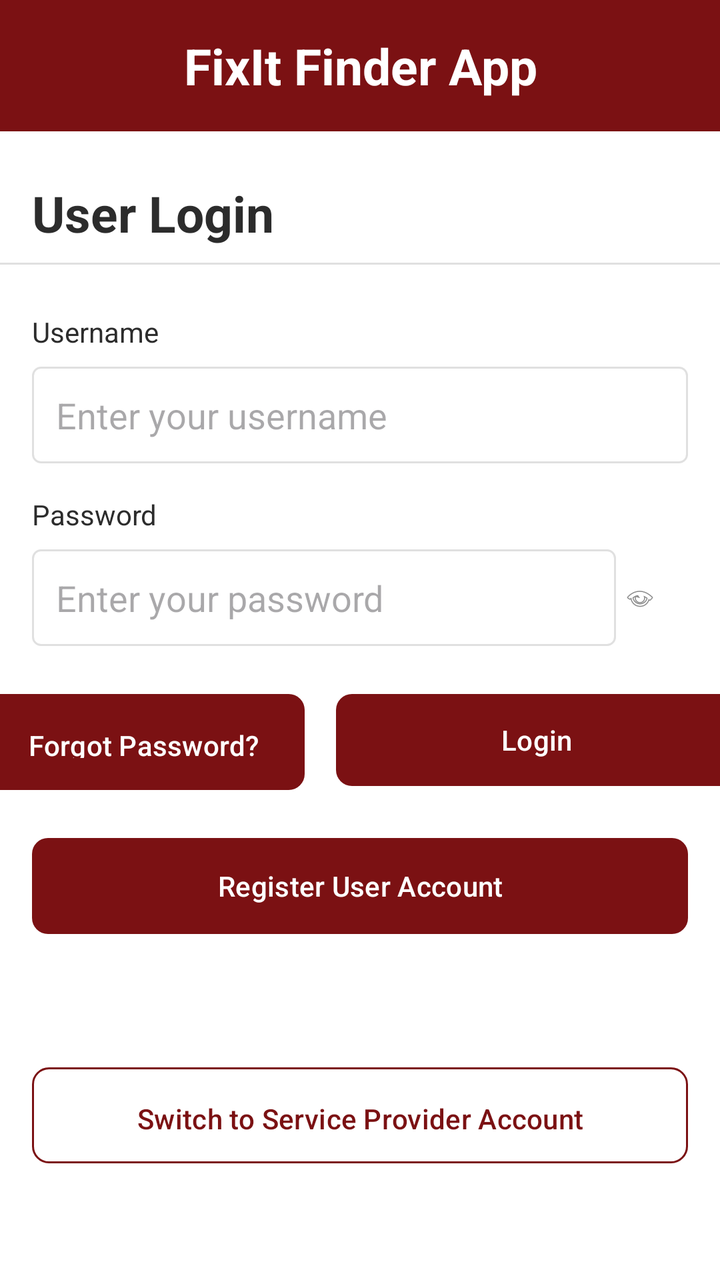
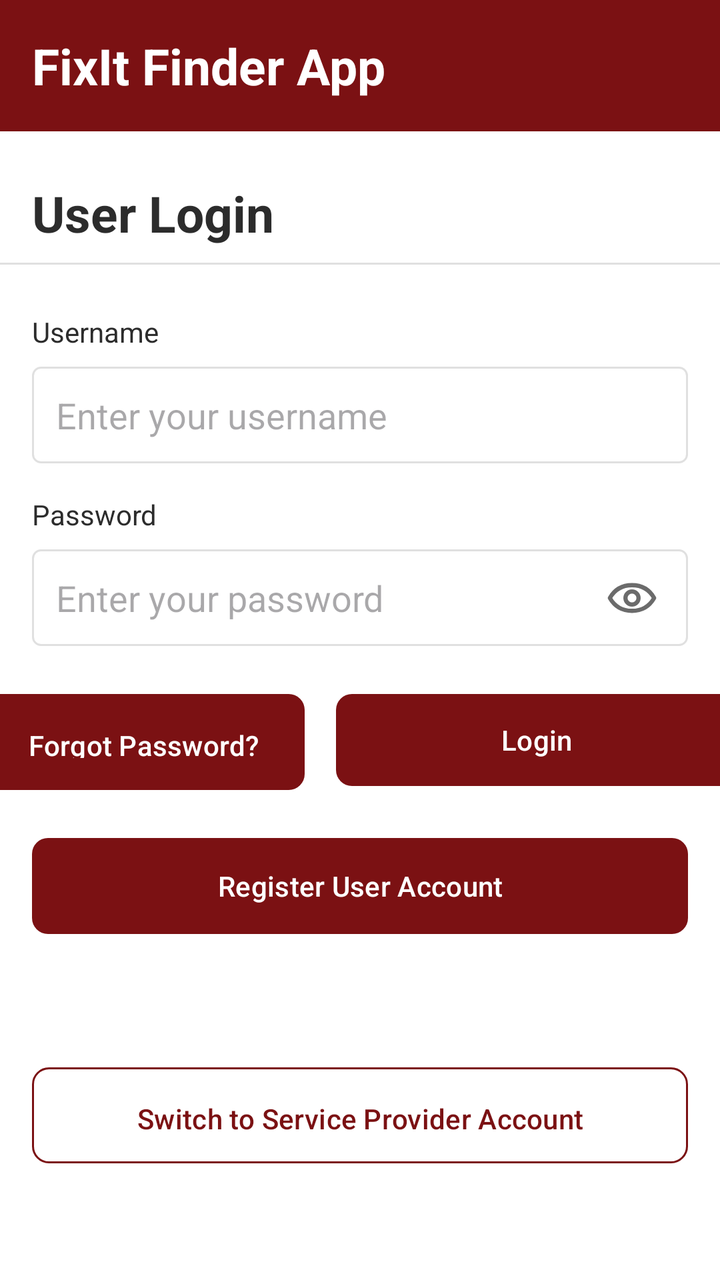

An Android layout rendered at two revisions. The XML below is the earlier revision; the diff shows what the commit changed to produce the second picture.
<!-- AndroidManifest.xml: application theme Theme.FixItFinderApp -->
<!-- res/layout/activity_login.xml -->
<?xml version="1.0" encoding="utf-8"?>
<androidx.constraintlayout.widget.ConstraintLayout
    xmlns:android="http://schemas.android.com/apk/res/android"
    xmlns:app="http://schemas.android.com/apk/res-auto"
    android:layout_width="match_parent"
    android:layout_height="match_parent"
    android:background="@android:color/white">

    
    <TextView
        android:id="@+id/tvAppTitle"
        android:layout_width="match_parent"
        android:layout_height="wrap_content"
        android:text="FixIt Finder App"
        android:textSize="25sp"
        android:textStyle="bold"
        android:textColor="@color/color_background"
        android:background="@color/color_primary"
        android:padding="16dp"
        android:gravity="center"
        app:layout_constraintTop_toTopOf="parent"
        app:layout_constraintStart_toStartOf="parent"
        app:layout_constraintEnd_toEndOf="parent" />

    
    <TextView
        android:id="@+id/tvPageTitle"
        android:layout_width="wrap_content"
        android:layout_height="wrap_content"
        android:text="User Login"
        android:textSize="25sp"
        android:textStyle="bold"
        android:textColor="@color/color_text_dark"
        android:layout_marginTop="24dp"
        android:layout_marginStart="16dp"
        app:layout_constraintTop_toBottomOf="@+id/tvAppTitle"
        app:layout_constraintStart_toStartOf="parent" />

    
    <View
        android:id="@+id/viewTitleDivider"
        android:layout_width="0dp"
        android:layout_height="1dp"
        android:background="#E0E0E0"
        android:layout_marginTop="8dp"
        app:layout_constraintTop_toBottomOf="@id/tvPageTitle"
        app:layout_constraintStart_toStartOf="parent"
        app:layout_constraintEnd_toEndOf="parent" />

    
    <TextView
        android:id="@+id/tvUsernameLabel"
        android:layout_width="wrap_content"
        android:layout_height="wrap_content"
        android:text="Username"
        android:textSize="14sp"
        android:textColor="@color/color_text_dark"
        android:layout_marginTop="24dp"
        android:layout_marginStart="16dp"
        app:layout_constraintTop_toBottomOf="@+id/viewTitleDivider"
        app:layout_constraintStart_toStartOf="parent" />

    <EditText
        android:id="@+id/edtEmail"
        android:layout_width="0dp"
        android:layout_height="wrap_content"
        android:hint="Enter your username"
        android:inputType="text"
        android:padding="12dp"
        android:background="@drawable/edittext_background"
        android:layout_marginTop="8dp"
        android:layout_marginStart="16dp"
        android:layout_marginEnd="16dp"
        app:layout_constraintTop_toBottomOf="@+id/tvUsernameLabel"
        app:layout_constraintStart_toStartOf="parent"
        app:layout_constraintEnd_toEndOf="parent" />

    
    <TextView
        android:id="@+id/tvPasswordLabel"
        android:layout_width="wrap_content"
        android:layout_height="wrap_content"
        android:text="Password"
        android:textSize="14sp"
        android:textColor="@color/color_text_dark"
        android:layout_marginTop="16dp"
        android:layout_marginStart="16dp"
        app:layout_constraintTop_toBottomOf="@+id/edtEmail"
        app:layout_constraintStart_toStartOf="parent" />

    <androidx.constraintlayout.widget.ConstraintLayout
        android:id="@+id/passwordContainer"
        android:layout_width="0dp"
        android:layout_height="wrap_content"
        android:layout_marginTop="8dp"
        android:layout_marginStart="16dp"
        android:layout_marginEnd="16dp"
        app:layout_constraintTop_toBottomOf="@+id/tvPasswordLabel"
        app:layout_constraintStart_toStartOf="parent"
        app:layout_constraintEnd_toEndOf="parent">

        <EditText
            android:id="@+id/edtPassword"
            android:layout_width="0dp"
            android:layout_height="wrap_content"
            android:hint="Enter your password"
            android:inputType="textPassword"
            android:padding="12dp"
            android:paddingEnd="48dp"
            android:background="@drawable/edittext_background"
            app:layout_constraintTop_toTopOf="parent"
            app:layout_constraintStart_toStartOf="parent"
            app:layout_constraintEnd_toStartOf="@+id/btnPasswordToggle"
            app:layout_constraintBottom_toBottomOf="parent" />

        <ImageView
            android:id="@+id/btnPasswordToggle"
            android:layout_width="24dp"
            android:layout_height="24dp"
            android:src="@android:drawable/ic_menu_view"
            android:padding="4dp"
            android:contentDescription="Show/Hide Password"
            android:layout_marginEnd="12dp"
            app:layout_constraintTop_toTopOf="parent"
            app:layout_constraintEnd_toEndOf="parent"
            app:layout_constraintBottom_toBottomOf="parent" />
    </androidx.constraintlayout.widget.ConstraintLayout>

    
    <Button
        android:id="@+id/btnForgotPassword"
        android:layout_width="161dp"
        android:layout_height="48dp"
        android:layout_marginStart="16dp"
        android:layout_marginTop="24dp"
        android:layout_marginEnd="8dp"
        android:background="@drawable/button_outline_primary"
        android:padding="12dp"
        android:text="Forgot Password?"
        android:textColor="@color/color_background"
        app:layout_constraintEnd_toStartOf="@+id/btnLogin"
        app:layout_constraintStart_toStartOf="parent"
        app:layout_constraintTop_toBottomOf="@+id/passwordContainer"
        app:layout_constraintWidth_percent="0.48" />

    <Button
        android:id="@+id/btnLogin"
        android:layout_width="201dp"
        android:layout_height="46dp"
        android:layout_marginStart="8dp"
        android:layout_marginEnd="16dp"
        android:background="@drawable/button_rounded_primary"
        android:text="Login"
        android:textColor="@color/color_background"
        app:layout_constraintEnd_toEndOf="parent"
        app:layout_constraintStart_toEndOf="@+id/btnForgotPassword"
        app:layout_constraintTop_toTopOf="@+id/btnForgotPassword"
        app:layout_constraintWidth_percent="0.48" />

    
    <Button
        android:id="@+id/btnRegister"
        android:layout_width="0dp"
        android:layout_height="48dp"
        android:text="Register User Account"
        android:textColor="@color/color_background"
        android:background="@drawable/button_rounded_primary"
        android:layout_marginTop="24dp"
        android:layout_marginStart="16dp"
        android:layout_marginEnd="16dp"
        app:layout_constraintTop_toBottomOf="@+id/btnForgotPassword"
        app:layout_constraintStart_toStartOf="parent"
        app:layout_constraintEnd_toEndOf="parent" />

    
    <Button
        android:id="@+id/btnSwitchToProvider"
        android:layout_width="0dp"
        android:layout_height="48dp"
        android:text="Switch to Service Provider Account"
        android:textColor="@color/color_primary"
        android:background="@drawable/button_outline_red"
        android:padding="12dp"
        android:layout_marginTop="32dp"
        android:layout_marginStart="16dp"
        android:layout_marginEnd="16dp"
        android:layout_marginBottom="24dp"
        app:layout_constraintTop_toBottomOf="@+id/btnRegister"
        app:layout_constraintStart_toStartOf="parent"
        app:layout_constraintEnd_toEndOf="parent"
        app:layout_constraintBottom_toBottomOf="parent" />

</androidx.constraintlayout.widget.ConstraintLayout>
<!-- resources referenced by this layout -->
<resources>
  <color name="color_background">#FFFFFF</color>
  <color name="color_primary">#7B1113</color>
  <color name="color_text_dark">#2C2C2C</color>
  <!-- drawable button_outline_primary (drawable) -->
  <?xml version="1.0" encoding="utf-8"?>
  <shape xmlns:android="http://schemas.android.com/apk/res/android"
      android:shape="rectangle">
  
      <solid android:color="@color/color_primary" />
  
      
      <corners
          android:radius="8dp" />
  
      <padding
          android:left="16dp"
          android:top="8dp"
          android:right="16dp"
          android:bottom="8dp" />
  
  </shape>
  <!-- drawable button_outline_red (drawable) -->
  <?xml version="1.0" encoding="utf-8"?>
  <shape xmlns:android="http://schemas.android.com/apk/res/android"
      android:shape="rectangle">
      <solid android:color="@android:color/transparent" />
      <stroke
          android:width="1dp"
          android:color="@color/color_primary" />
      <corners android:radius="8dp" />
      <padding
          android:left="16dp"
          android:top="8dp"
          android:right="16dp"
          android:bottom="8dp" />
  </shape>
  <!-- drawable button_rounded_primary (drawable) -->
  <?xml version="1.0" encoding="utf-8"?>
  <shape xmlns:android="http://schemas.android.com/apk/res/android"
      android:shape="rectangle">
  
      <solid android:color="@color/color_primary" />
  
      
      <corners
          android:radius="8dp" />
  
      <padding
          android:left="16dp"
          android:top="8dp"
          android:right="16dp"
          android:bottom="8dp" />
  
  </shape>
  <!-- drawable edittext_background (drawable) -->
  <?xml version="1.0" encoding="utf-8"?>
  <shape xmlns:android="http://schemas.android.com/apk/res/android"
      android:shape="rectangle">
      <solid android:color="@android:color/white" />
      <stroke
          android:width="1dp"
          android:color="#E0E0E0" />
      <corners android:radius="4dp" />
  </shape>
  <style name="Theme.FixItFinderApp" parent="Base.Theme.FixItFinderApp" />
  <style name="Base.Theme.FixItFinderApp" parent="Theme.Material3.DayNight.NoActionBar">
          <item name="colorPrimary">@color/color_primary</item>
          <item name="colorSecondary">@color/color_secondary</item>
          <item name="colorSurface">@color/color_background</item>
          <item name="colorOnSurface">@color/color_text_dark</item>
          <item name="colorPrimaryContainer">@color/color_primary</item>
          <item name="colorOnPrimary">@color/color_background</item>
      </style>
  <color name="color_secondary">#825037</color>
</resources>

<!-- the commit's change to res/layout/activity_login.xml (unified diff, before → after) -->
@@ -11,16 +11,16 @@
         android:id="@+id/tvAppTitle"
         android:layout_width="match_parent"
         android:layout_height="wrap_content"
+        android:background="@color/color_primary"
+        android:gravity="center|left"
+        android:padding="16dp"
         android:text="FixIt Finder App"
+        android:textColor="@color/color_background"
         android:textSize="25sp"
         android:textStyle="bold"
-        android:textColor="@color/color_background"
-        android:background="@color/color_primary"
-        android:padding="16dp"
-        android:gravity="center"
-        app:layout_constraintTop_toTopOf="parent"
+        app:layout_constraintEnd_toEndOf="parent"
         app:layout_constraintStart_toStartOf="parent"
-        app:layout_constraintEnd_toEndOf="parent" />
+        app:layout_constraintTop_toTopOf="parent" />
 
     
     <TextView
@@ -106,21 +106,24 @@
             android:hint="Enter your password"
             android:inputType="textPassword"
             android:padding="12dp"
-            android:paddingEnd="48dp"
+            android:paddingEnd="52dp"
             android:background="@drawable/edittext_background"
             app:layout_constraintTop_toTopOf="parent"
             app:layout_constraintStart_toStartOf="parent"
-            app:layout_constraintEnd_toStartOf="@+id/btnPasswordToggle"
+            app:layout_constraintEnd_toEndOf="parent"
             app:layout_constraintBottom_toBottomOf="parent" />
 
         <ImageView
             android:id="@+id/btnPasswordToggle"
-            android:layout_width="24dp"
-            android:layout_height="24dp"
-            android:src="@android:drawable/ic_menu_view"
-            android:padding="4dp"
+            android:layout_width="32dp"
+            android:layout_height="32dp"
+            android:src="@drawable/ic_eye_open"
+            android:padding="2dp"
             android:contentDescription="Show/Hide Password"
             android:layout_marginEnd="12dp"
+            android:clickable="true"
+            android:focusable="true"
+            android:background="?attr/selectableItemBackgroundBorderless"
             app:layout_constraintTop_toTopOf="parent"
             app:layout_constraintEnd_toEndOf="parent"
             app:layout_constraintBottom_toBottomOf="parent" />
<!-- resource entries referenced after the edit -->
@@ -64,6 +64,28 @@
           android:color="#E0E0E0" />
       <corners android:radius="4dp" />
   </shape>
+  <!-- drawable ic_eye_open (drawable) -->
+  <?xml version="1.0" encoding="utf-8"?>
+  <vector xmlns:android="http://schemas.android.com/apk/res/android"
+      android:width="24dp"
+      android:height="24dp"
+      android:viewportWidth="24"
+      android:viewportHeight="24">
+      <path
+          android:fillColor="#00000000"
+          android:strokeColor="#6B6B6B"
+          android:strokeLineCap="round"
+          android:strokeLineJoin="round"
+          android:strokeWidth="1.8"
+          android:pathData="M2.5,12C4.5,8.5 7.8,6.5 12,6.5c4.2,0 7.5,2 9.5,5.5-2,3.5-5.3,5.5-9.5,5.5-4.2,0-7.5-2-9.5-5.5z" />
+      <path
+          android:fillColor="#00000000"
+          android:strokeColor="#6B6B6B"
+          android:strokeLineCap="round"
+          android:strokeLineJoin="round"
+          android:strokeWidth="1.8"
+          android:pathData="M12,9.2a2.8,2.8 0,1 1,0 5.6a2.8,2.8 0,1 1,0 -5.6z" />
+  </vector>
   <style name="Theme.FixItFinderApp" parent="Base.Theme.FixItFinderApp" />
   <style name="Base.Theme.FixItFinderApp" parent="Theme.Material3.DayNight.NoActionBar">
           <item name="colorPrimary">@color/color_primary</item>
